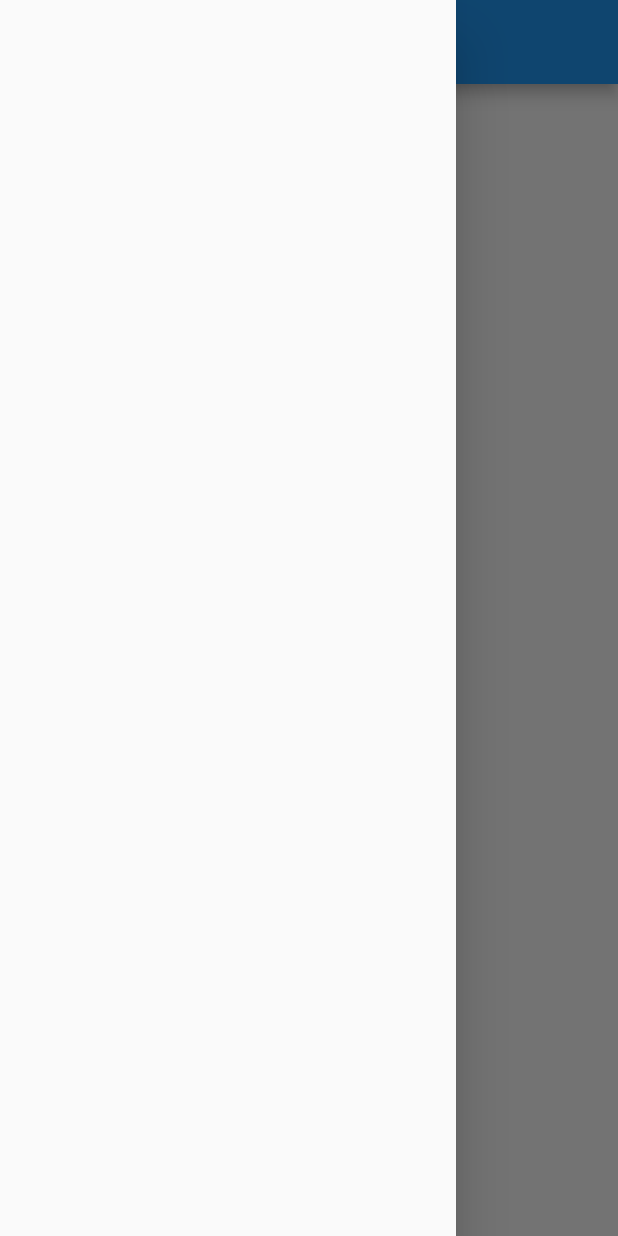
After one commit to aldiariq/PendataanWargaKurangMampuApp, a Flutter app: the HalamanDashboard screen opened directly, with the side drawer open, on a phone screen of 412 x 824 dp. The commit adds this screen. Run offline on Flutter 3.47's test engine with Material 2 defaults, Android fonts, the phone set to English and light mode, and no system bars; our stand-ins replace bloc, flutter_bloc, shared_preferences, toast; accounts and stored records are empty; statements that could not run were skipped.

Commit message:
adding dashboard page,route,bloc

```diff
--- /dev/null
+++ b/lib/cubit/halamandashboard/halamandashboard_cubit.dart
@@ -0,0 +1,8 @@
+import 'package:bloc/bloc.dart';
+import 'package:meta/meta.dart';
+
+part 'halamandashboard_state.dart';
+
+class HalamandashboardCubit extends Cubit<HalamandashboardState> {
+  HalamandashboardCubit() : super(HalamandashboardInitial());
+}
--- /dev/null
+++ b/lib/cubit/halamandashboard/halamandashboard_state.dart
@@ -0,0 +1,6 @@
+part of 'halamandashboard_cubit.dart';
+
+@immutable
+abstract class HalamandashboardState {}
+
+class HalamandashboardInitial extends HalamandashboardState {}
--- a/lib/network/network_service.dart
+++ b/lib/network/network_service.dart
@@ -7,9 +7,13 @@ class NetworkService{
   final baseUrl = BASE_URL;
 
   Future<Map> fungsiLogin(Map<String, String> dataLogin) async {
+    var headers = {
+      "Accept": "application/json"
+    };
+
     print("PROSES MASUK NETWORK SERVICE");
     try{
-      final response = await post(Uri.parse(baseUrl + "api/masuk"), body: dataLogin);
+      final response = await post(Uri.parse(baseUrl + "api/masuk"), headers: headers, body: dataLogin);
       return jsonDecode(response.body);
     }catch(e){
       return null;
--- /dev/null
+++ b/lib/presentation/halaman_dashboard.dart
@@ -0,0 +1,18 @@
+import 'package:flutter/material.dart';
+
+class HalamanDashboard extends StatelessWidget {
+
+  @override
+  Widget build(BuildContext context) {
+    return Scaffold(
+      drawer: _navDrawer(),
+      appBar: AppBar(
+        title: Text("Dashboard"),
+      ),
+    );
+  }
+
+  Widget _navDrawer(){
+    return Drawer();
+  }
+}
--- a/lib/presentation/halaman_masuk.dart
+++ b/lib/presentation/halaman_masuk.dart
@@ -18,7 +18,7 @@ class HalamanMasuk extends StatelessWidget {
       print(dataLoginsharedpred.token);
       if(dataLoginsharedpred.status){
         _widgetToast(context, "Selamat Datang, " + dataLoginsharedpred.admin.name);
-        Navigator.pushReplacementNamed(context, HALAMAN_SPLASH_SCREEN);
+        Navigator.pushReplacementNamed(context, HALAMAN_DASHBOARD);
       }
     });
 
@@ -32,6 +32,7 @@ class HalamanMasuk extends StatelessWidget {
             }else if(state is SelesaiProsesMasuk) {
               _widgetToast(context, "Berhasil Login");
               sharedpref.setDatalogin(state.dataLogin);
+              Navigator.pushReplacementNamed(context, HALAMAN_DASHBOARD);
             }
           },
           child: _isiHalaman(context),
--- a/lib/repository/repository.dart
+++ b/lib/repository/repository.dart
@@ -15,8 +15,10 @@ class Repository{
       };
 
       final datahasilLogin = await networkService.fungsiLogin(dataLogin);
+      print(datahasilLogin);
       return Login.fromJson(datahasilLogin);
     }catch(e){
+      print("kesalahan : " + e.toString());
       return null;
     }
   }
```
Also changed, not shown: lib/route/routeApp.dart (+8 -1 lines).
